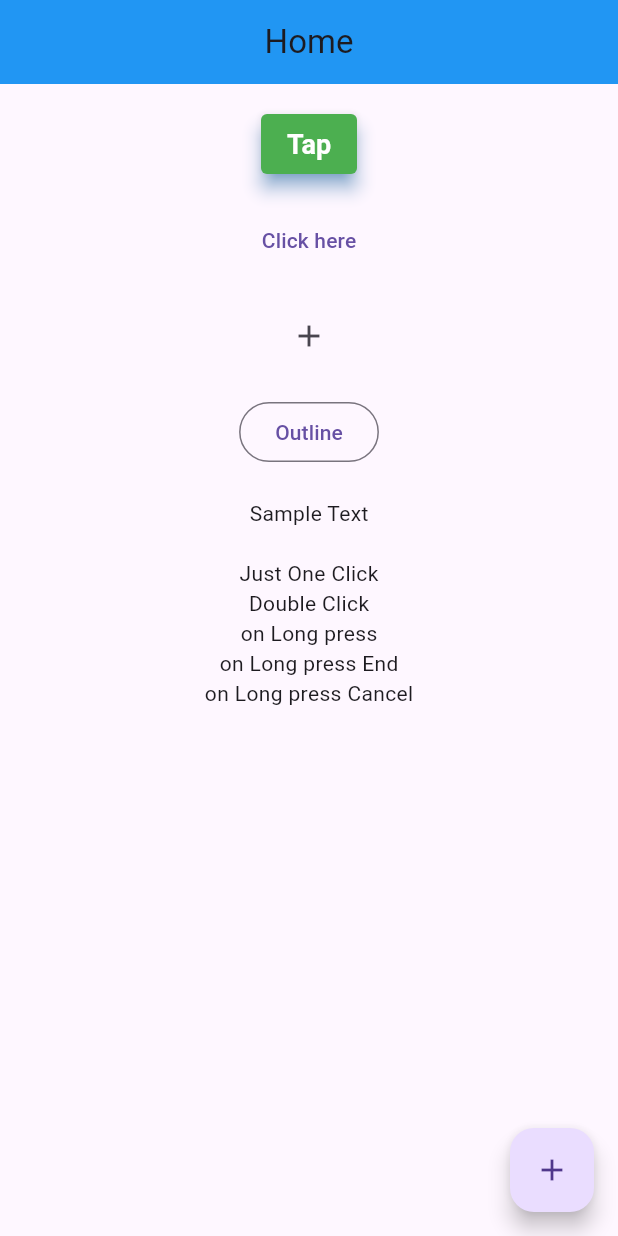
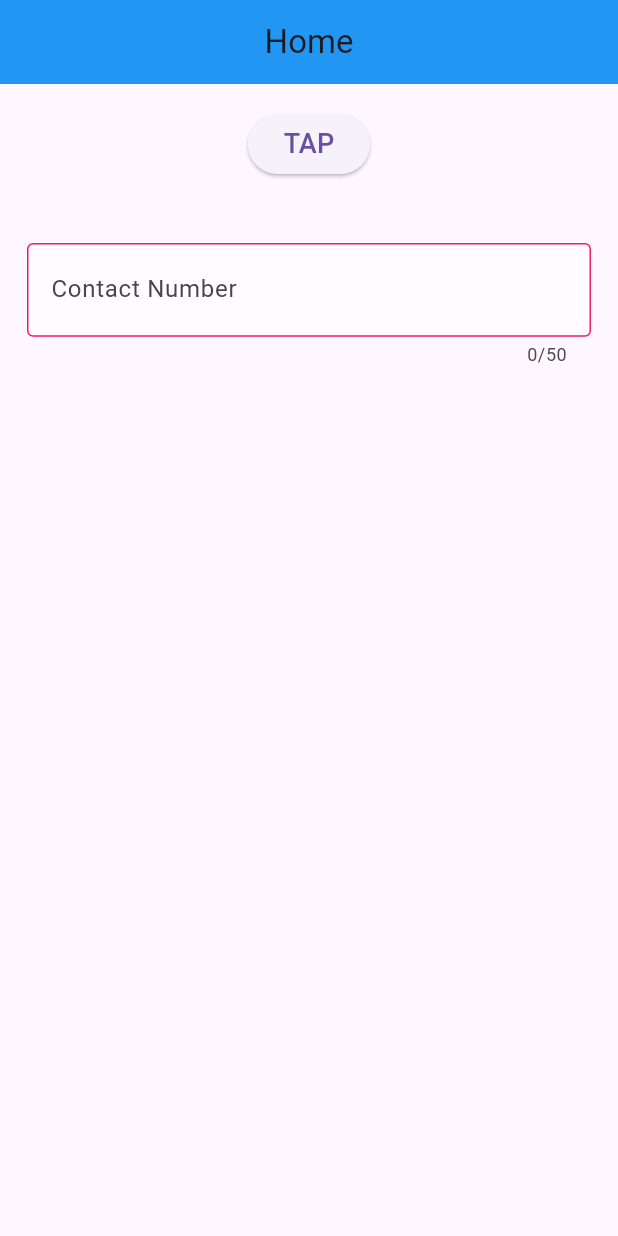
Before and after one commit to wahiduzzamanbappy/flutter_project, a Flutter app: the screen it shows after launch, on a phone screen of 412 x 824 dp. Run offline on Flutter 3.47's test engine with Material 3 defaults, Android fonts, the phone set to English and light mode, and no system bars.

Commit message:
Code added

```diff
--- a/lib/main.dart
+++ b/lib/main.dart
@@ -9,7 +9,7 @@ class MyApp extends StatelessWidget {
 
   @override
   Widget build(BuildContext context) {
-    return MaterialApp(
+    return const MaterialApp(
       debugShowCheckedModeBanner: false,
       title: 'Flutter Demo',
       home: Home(),
@@ -36,111 +36,105 @@ class Home extends StatelessWidget {
               height: 16,
             ),
             ElevatedButton(
-              style: ElevatedButton.styleFrom(
-                  backgroundColor: Colors.green,
-                  foregroundColor: Colors.white,
-                  textStyle:
-                      TextStyle(fontWeight: FontWeight.w600, fontSize: 18),
-                  padding: EdgeInsets.fromLTRB(5, 5, 5, 5),
-                  shadowColor: Colors.blue,
-                  elevation: 5,
+              onPressed: () {
+                showModalBottomSheet(
+                  barrierColor: Colors.green.shade100,
                   shape: RoundedRectangleBorder(
-                    borderRadius: BorderRadius.circular(4),
-                  )),
-              onPressed: () {
-                showDialog(
-                  barrierColor: Colors.green,
-                  barrierDismissible: false,
+                    borderRadius: BorderRadius.circular(8),
+                  ),
+                  isScrollControlled: false,
+                  useSafeArea: true,
+                  enableDrag: false,
                   context: context,
                   builder: (context) {
-                    return AlertDialog(
-                      //title: Text('Delete'),
-                      content: const Text('Anonna is My Wife!'),
-                      actions: [
-                        TextButton(onPressed: () {}, child: const Text('No')),
-                        TextButton(onPressed: () {}, child: const Text('Yes')),
+                    return Column(
+                      children: [
+                        const Padding(
+                          padding: EdgeInsets.symmetric(vertical: 16),
+                          child: Row(
+                            mainAxisAlignment: MainAxisAlignment.center,
+                            children: [
+                              SizedBox(
+                                height: 16,
+                              ),
+                              Text(
+                                'Title',
+                                style: TextStyle(fontSize: 18),
+                              ),
+                            ],
+                          ),
+                        ),
+                        const Divider(
+                          height: 10,
+                          thickness: 4,
+                        ),
+                        const Text('Sample'),
+                        Row(
+                          children: [
+                            ElevatedButton(
+                              onPressed: () {},
+                              child: const Text('Cancel'),
+                            ),
+                            ElevatedButton(
+                              onPressed: () {},
+                              child: const Text('Save'),
+                            ),
+                          ],
+                        ),
                       ],
                     );
                   },
                 );
               },
-              child: const Text('Tap'),
-            ),
-            const SizedBox(
-              height: 16,
-            ),
-            TextButton(
-              onPressed: () {
-                print('Text Button');
-              },
-              child: Text('Click here'),
-            ),
-            const SizedBox(
-              height: 16,
-            ),
-            IconButton(
-              onPressed: () {
-                print('Icon Button');
-              },
-              icon: Icon(Icons.add),
-            ),
-            const SizedBox(height: 16),
-            OutlinedButton(
-              onPressed: () {
-                print('Outlined Button');
-              },
-              child: Text('Outline'),
-            ),
-            const SizedBox(
-              height: 20,
-            ),
-            InkWell(
-              onTap: () {
-                print('Inkwell');
-              },
-              child: Text('Sample Text'),
-            ),
-            const SizedBox(
-              height: 20,
-            ),
-            GestureDetector(
-              onTap: (){
-                print('Just One Click');
-              },
-
-              onDoubleTap: (){
-                print('Double Click');
-              },
-              onLongPress: (){
-                print('on Long press');
-              },
-              onLongPressEnd: (details) {
-                print('on Long press End');
-              },onLongPressCancel: (){
-                print('on Long press Cancel');
-              },
-              child: const Column(
-                children: [
-                  Text('Just One Click'),
-                  Text('Double Click'),
-                  Text('on Long press'),
-                  Text('on Long press End'),
-                  Text('on Long press Cancel'),
-                ],
+              child: const Text(
+                'TAP',
+                style: TextStyle(
+                  fontSize: 18,
+                ),
               ),
             ),
-            const SizedBox(
-              height: 16,
+            SizedBox(height: 24),
+            Padding(
+              padding: EdgeInsets.all(18),
+              child: TextField(
+                maxLength: 50,
+                onChanged: (String? value) {
+                  print('value');
+                },
+                controller: TextEditingController(),
+                obscureText: false,
+                maxLines: 1,
+                keyboardType: TextInputType.phone,
+                enabled: true,
+                decoration: InputDecoration(
+                  hintText: 'Phone',
+                  hintStyle: TextStyle(
+                    fontWeight: FontWeight.w600,
+                    color: Colors.grey.shade50,
+                  ),
+                  labelText: 'Contact Number',
+                  prefix: Icon(Icons.phone),
+                  suffix: Icon(Icons.person),
+                  fillColor: Colors.white54,
+                  filled: true,
+                  border: OutlineInputBorder(
+                    borderSide: BorderSide(color: Colors.red),
+                  ),
+                  enabledBorder: OutlineInputBorder(
+                    borderSide: BorderSide(color: Colors.pink),
+                  ),
+                  focusedBorder: OutlineInputBorder(
+                    borderSide: BorderSide(color: Colors.red, width: 2),
+                  ),
+                  disabledBorder: OutlineInputBorder(
+                    borderSide: BorderSide(color: Colors.green, width: 4),
+                  ),
+                ),
+              ),
             ),
           ],
         ),
       ),
-      floatingActionButton: FloatingActionButton(
-        onPressed: () {
-          print('Floating Action Button');
-        },
-        child: Icon(Icons.add),
-      ),
     );
   }
 }
```
Also changed, not shown: lib/On_Class.dart (+95 -86 lines).
